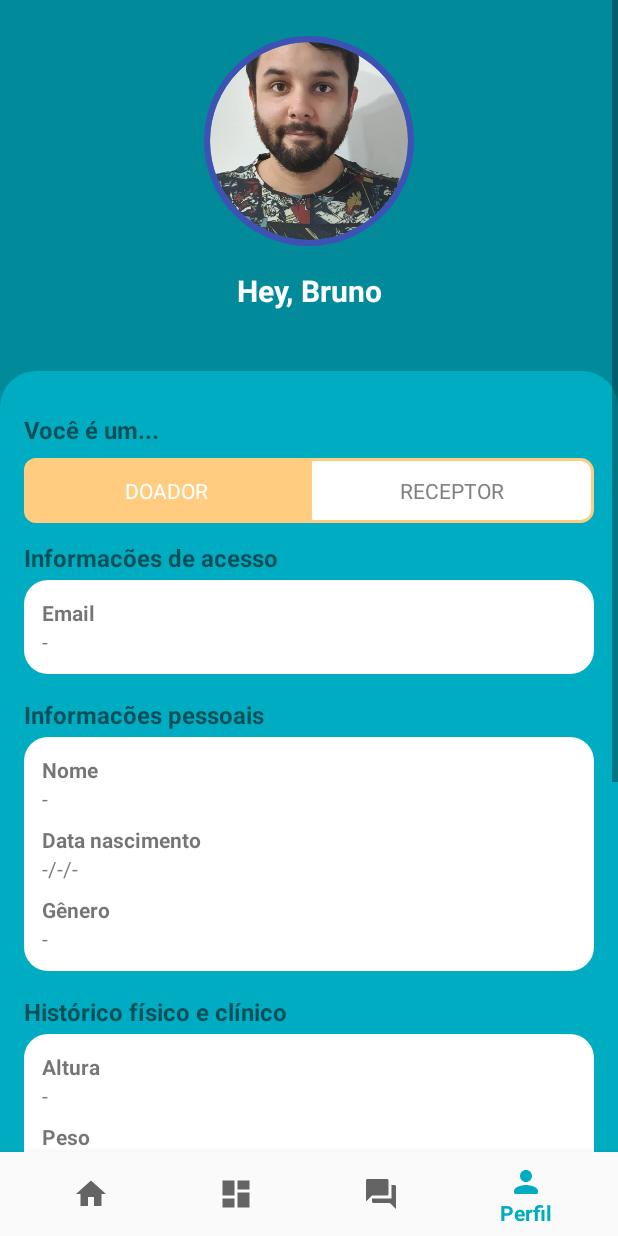
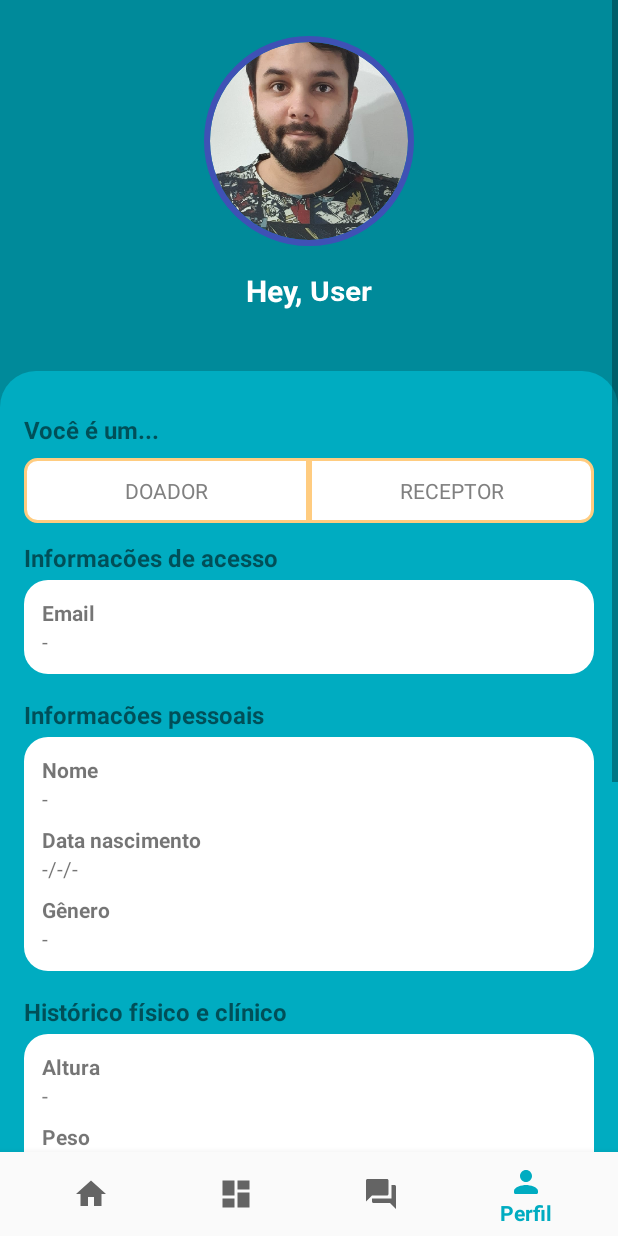
Before and after one commit to MANOLOS-BR/app-livin-other, an Android app: the ProfileFragment screen opened through its navigation route, on a phone screen of 412 x 824 dp. Run offline under Robolectric (Android 15) with nearby library versions, the phone set to English and light mode, and no system bars; our stand-ins replace navigation-ui; plain views replace CircularImageView; 1 statement that could not run was skipped.

Commit message:
ajuste profile

```diff
--- a/app/src/main/java/com/manoloscorp/livinother/service/constants/LivinOtherConstants.kt
+++ b/app/src/main/java/com/manoloscorp/livinother/service/constants/LivinOtherConstants.kt
@@ -9,7 +9,7 @@ class LivinOtherConstants private constructor() {
     // SharedPreferences
     object SHARED {
         const val SHARED_NAME = "livinOtherShared"
-        const val TOKEN_AUTH = "authorization"
+        const val TOKEN_USER = "authorization"
         const val TOKEN_KEY = "token"
     }
 
--- a/app/src/main/java/com/manoloscorp/livinother/service/model/Header.kt
+++ b/app/src/main/java/com/manoloscorp/livinother/service/model/Header.kt
@@ -4,6 +4,9 @@ import com.google.gson.annotations.SerializedName
 
 class Header {
 
+    @SerializedName("user")
+    var user: Long = 0
+
     @SerializedName("token")
     var token: String = ""
 
--- a/app/src/main/java/com/manoloscorp/livinother/service/repository/ProfileRepository.kt
+++ b/app/src/main/java/com/manoloscorp/livinother/service/repository/ProfileRepository.kt
@@ -1,7 +1,6 @@
 package com.manoloscorp.livinother.service.repository
 
 import android.content.Context
-import com.google.gson.Gson
 import com.manoloscorp.livinother.R
 import com.manoloscorp.livinother.service.constants.LivinOtherConstants
 import com.manoloscorp.livinother.service.listener.ApiListener
@@ -15,20 +14,20 @@ class ProfileRepository(val context: Context) : BaseRepository(context) {
 
     private val mRemote = RetrofitClient.createService(ProfileService::class.java)
 
-    fun getProfile(id: Int, listener: ApiListener<Profile>){
+    fun getProfile(id: Long, listener: ApiListener<Profile>) {
         val call: Call<Profile> = mRemote.getId(id)
 
-        call.enqueue(object : Callback<Profile>{
+        call.enqueue(object : Callback<Profile> {
             override fun onFailure(call: Call<Profile>, t: Throwable) {
                 listener.onFailure(context.getString(R.string.ERROR_UNEXPECTED))
             }
 
             override fun onResponse(call: Call<Profile>, response: Response<Profile>) {
-                if (response.code() != LivinOtherConstants.HTTP.SUCCESS){
+                if (response.code() != LivinOtherConstants.HTTP.SUCCESS) {
 //                    val validation = Gson().fromJson(response.errorBody()?.string(), String::class.java)
 //                    listener.onFailure(validation)
                     listener.onFailure(context.getString(R.string.ERROR_UNEXPECTED))
-                }else{
+                } else {
                     response.body()?.let { listener.onSuccess(it) }
                 }
             }
--- a/app/src/main/java/com/manoloscorp/livinother/service/repository/remote/ProfileService.kt
+++ b/app/src/main/java/com/manoloscorp/livinother/service/repository/remote/ProfileService.kt
@@ -10,7 +10,7 @@ interface ProfileService {
 
     @GET("/api/profile/{id}")
     fun getId(
-        @Path(value = "id", encoded = true) id: Int
+        @Path(value = "id", encoded = true) id: Long
     ): Call<Profile>
 
     @PUT
--- a/app/src/main/java/com/manoloscorp/livinother/view/fragment/ProfileFragment.kt
+++ b/app/src/main/java/com/manoloscorp/livinother/view/fragment/ProfileFragment.kt
@@ -1,7 +1,6 @@
 package com.manoloscorp.livinother.view.fragment
 
 import android.os.Bundle
-import android.util.Log
 import android.view.LayoutInflater
 import android.view.View
 import android.view.ViewGroup
@@ -13,7 +12,6 @@ import androidx.lifecycle.ViewModelProvider
 import com.manoloscorp.livinother.R
 import com.manoloscorp.livinother.service.model.Profile
 import com.manoloscorp.livinother.viewmodel.ProfileViewModel
-import kotlinx.android.synthetic.main.activity_login.*
 import kotlinx.android.synthetic.main.fragment_profile.*
 
 class ProfileFragment : Fragment(), View.OnClickListener {
@@ -32,7 +30,7 @@ class ProfileFragment : Fragment(), View.OnClickListener {
 
         observe()
 
-        mViewModel.getProfile(1)
+        mViewModel.getUserId()
 
         return root
     }
@@ -53,7 +51,8 @@ class ProfileFragment : Fragment(), View.OnClickListener {
                 R.id.radioButton_donor ->
                     if (checked) {
                         radioButton_donor.setTextColor(resources.getColor(R.color.white, null))
-                        radioButton_receiver.setTextColor(resources.getColor(R.color.dark_grey,null)
+                        radioButton_receiver.setTextColor(
+                            resources.getColor(R.color.dark_grey, null)
                         )
                     }
                 R.id.radioButton_receiver ->
@@ -66,6 +65,13 @@ class ProfileFragment : Fragment(), View.OnClickListener {
     }
 
     private fun observe() {
+
+        mViewModel.idUser.observe(viewLifecycleOwner, Observer {
+            if (it != null && it > 0) {
+                mViewModel.getProfile(it)
+            }
+        })
+
         mViewModel.profile.observe(viewLifecycleOwner, Observer {
             if (it != null) {
                 setProfileValues(it)
@@ -84,14 +90,20 @@ class ProfileFragment : Fragment(), View.OnClickListener {
         text_date_birthday.text = profile.dataNascimento
         text_genre.text = profile.genre
         setProfileType(profile.userType)
-        text_weight.text = profile.medicalHistory.weight.toString()
-        text_height.text = profile.medicalHistory.height.toString()
+
+        text_weight.text = formatWeight(profile.medicalHistory.weight.toString())
+        text_height.text = formatHeight(profile.medicalHistory.height.toString())
+
         checkbox_chemical_addict.isChecked = profile.medicalHistory.drugAddict
         checkbox_alcoholic.isChecked = profile.medicalHistory.alcoholConsumption
         checkbox_communicable_diseases.isChecked = profile.medicalHistory.communicableDisease
         checkbox_degenerative_diseases.isChecked = profile.medicalHistory.degenerativeDisease
-        checkbox_practice_physical_activities.isChecked = profile.medicalHistory.practicePhysicalActivity
+        checkbox_practice_physical_activities.isChecked =
+            profile.medicalHistory.practicePhysicalActivity
     }
+
+    private fun formatWeight(value: String): String = "$value kg"
+    private fun formatHeight(value: String): String = "$value m"
 
     /**
      * Inicializa os eventos de click
@@ -101,23 +113,25 @@ class ProfileFragment : Fragment(), View.OnClickListener {
         radioButton_donor.setOnClickListener(this)
         radioButton_receiver.setOnClickListener(this)
         btn_logout.setOnClickListener(this)
+        removeClick()
     }
 
-    private fun setProfileType(value: String){
-        if (value == "DOADOR"){
+    private fun setProfileType(value: String) {
+        if (value == "DOADOR") {
             radioButton_donor.isChecked = true
             onRadioButtonClicked(radioButton_donor)
-        }else{
+        } else {
             radioButton_receiver.isChecked = true
             onRadioButtonClicked(radioButton_receiver)
         }
     }
 
     override fun onClick(view: View) {
-        if (view.id == R.id.radioButton_donor) {
-            onRadioButtonClicked(view)
-        } else if (view.id == R.id.radioButton_receiver) {
-            onRadioButtonClicked(view)
-        }
+
+    }
+
+    private fun removeClick() {
+        radioButton_donor.isClickable = false
+        radioButton_donor.isClickable = false
     }
 }
--- a/app/src/main/java/com/manoloscorp/livinother/viewmodel/FaqViewModel.kt
+++ b/app/src/main/java/com/manoloscorp/livinother/viewmodel/FaqViewModel.kt
@@ -7,7 +7,6 @@ import androidx.lifecycle.MutableLiveData
 import com.manoloscorp.livinother.service.listener.ApiListener
 import com.manoloscorp.livinother.service.listener.ValidationListener
 import com.manoloscorp.livinother.service.model.Faq
-import com.manoloscorp.livinother.service.model.Profile
 import com.manoloscorp.livinother.service.repository.FaqRepository
 
 class FaqViewModel(application: Application) : AndroidViewModel(application) {
@@ -21,7 +20,6 @@ class FaqViewModel(application: Application) : AndroidViewModel(application) {
     var validation: LiveData<ValidationListener> = mValidationListener
 
     fun getAllFaqs() {
-
         mFaqRepository.getAllFaqs(object : ApiListener<List<Faq>> {
             override fun onSuccess(param: List<Faq>) {
                 mFaq.value = param
@@ -30,9 +28,7 @@ class FaqViewModel(application: Application) : AndroidViewModel(application) {
             override fun onFailure(msg: String) {
                 mValidationListener.value = ValidationListener(msg)
             }
-
         })
-
     }
 
 }
--- a/app/src/main/java/com/manoloscorp/livinother/viewmodel/LoginViewModel.kt
+++ b/app/src/main/java/com/manoloscorp/livinother/viewmodel/LoginViewModel.kt
@@ -4,8 +4,8 @@ import android.app.Application
 import androidx.lifecycle.AndroidViewModel
 import androidx.lifecycle.LiveData
 import androidx.lifecycle.MutableLiveData
-import com.manoloscorp.livinother.service.constants.LivinOtherConstants.SHARED.TOKEN_AUTH
 import com.manoloscorp.livinother.service.constants.LivinOtherConstants.SHARED.TOKEN_KEY
+import com.manoloscorp.livinother.service.constants.LivinOtherConstants.SHARED.TOKEN_USER
 import com.manoloscorp.livinother.service.listener.ApiListener
 import com.manoloscorp.livinother.service.listener.ValidationListener
 import com.manoloscorp.livinother.service.model.Authentication
@@ -29,7 +29,7 @@ class LoginViewModel(application: Application) : AndroidViewModel(application) {
         val bodyAuth = Authentication(username, password)
         mAuthRepository.login(bodyAuth, object : ApiListener<Header>{
             override fun onSuccess(param: Header) {
-//                mSharedPreferences.storeString(TOKEN_AUTH, param.authorization)
+                mSharedPreferences.storeString(TOKEN_USER, param.user.toString())
                 mSharedPreferences.storeString(TOKEN_KEY, param.token)
 
                 RetrofitClient.addHeader(param.token)
--- a/app/src/main/java/com/manoloscorp/livinother/viewmodel/ProfileViewModel.kt
+++ b/app/src/main/java/com/manoloscorp/livinother/viewmodel/ProfileViewModel.kt
@@ -4,14 +4,20 @@ import android.app.Application
 import androidx.lifecycle.AndroidViewModel
 import androidx.lifecycle.LiveData
 import androidx.lifecycle.MutableLiveData
+import com.manoloscorp.livinother.service.constants.LivinOtherConstants
 import com.manoloscorp.livinother.service.listener.ApiListener
 import com.manoloscorp.livinother.service.listener.ValidationListener
 import com.manoloscorp.livinother.service.model.Profile
 import com.manoloscorp.livinother.service.repository.ProfileRepository
+import com.manoloscorp.livinother.service.repository.local.SecurityPreferences
 
 class ProfileViewModel(application: Application) : AndroidViewModel(application) {
 
     private val mProfileRepository = ProfileRepository(application)
+    private val mSharedPreferences = SecurityPreferences(application)
+
+    private val mIdUser = MutableLiveData<Long>()
+    var idUser: LiveData<Long> = mIdUser
 
     private val mProfile = MutableLiveData<Profile>()
     var profile: LiveData<Profile> = mProfile
@@ -19,7 +25,13 @@ class ProfileViewModel(application: Application) : AndroidViewModel(application)
     private val mValidationListener = MutableLiveData<ValidationListener>()
     var validation: LiveData<ValidationListener> = mValidationListener
 
-    fun getProfile(id: Int){
+
+    fun getUserId(){
+        val id = mSharedPreferences.getString(LivinOtherConstants.SHARED.TOKEN_USER).toLong() ?: 0
+        mIdUser.value = id
+    }
+
+    fun getProfile(id: Long){
         mProfileRepository.getProfile(id, object : ApiListener<Profile>{
             override fun onSuccess(param: Profile) {
                 mProfile.value = param
--- a/app/src/main/res/layout/fragment_profile.xml
+++ b/app/src/main/res/layout/fragment_profile.xml
@@ -68,7 +68,8 @@
                     android:id="@+id/text_user_email"
                     android:layout_width="wrap_content"
                     android:layout_height="wrap_content"
-                    android:text="Bruno"
+                    android:rotationX="-24"
+                    android:text="@string/default_name"
                     android:textColor="@color/white"
                     android:textSize="20sp"
                     android:textStyle="bold"
@@ -93,9 +94,9 @@
                     android:id="@+id/lbl_text_user_type"
                     android:layout_width="0dp"
                     android:layout_height="wrap_content"
+                    android:layout_marginTop="12dp"
                     android:layout_marginBottom="8dp"
                     android:text="Você é um..."
-                    android:layout_marginTop="12dp"
                     android:textSize="16sp"
                     android:textStyle="bold"
                     app:layout_constraintBottom_toTopOf="@id/radioGroup_user_type"
@@ -107,6 +108,7 @@
                     android:id="@+id/radioGroup_user_type"
                     android:layout_width="match_parent"
                     android:layout_height="wrap_content"
+                    android:clickable="false"
                     android:orientation="horizontal"
                     app:layout_constraintBottom_toTopOf="@+id/text_info_access"
                     app:layout_constraintEnd_toEndOf="parent"
@@ -120,11 +122,12 @@
                         android:layout_weight="1"
                         android:background="@drawable/radio_button_left_selector"
                         android:button="@color/transparent"
-                        android:checked="true"
+                        android:checked="false"
+                        android:clickable="false"
                         android:gravity="center"
                         android:padding="12dp"
                         android:text="DOADOR"
-                        android:textColor="@color/white" />
+                        android:textColor="@color/dark_grey" />
 
                     <RadioButton
                         android:id="@+id/radioButton_receiver"
@@ -133,6 +136,8 @@
                         android:layout_weight="1"
                         android:background="@drawable/radio_button_right_selector"
                         android:button="@color/transparent"
+                        android:checked="false"
+                        android:clickable="false"
                         android:gravity="center"
                         android:padding="12dp"
                         android:text="RECEPTOR"
@@ -362,14 +367,14 @@
                         android:layout_height="wrap_content"
                         android:layout_marginBottom="8dp"
                         android:button="@drawable/shape_checkbox"
+                        android:clickable="false"
                         android:padding="8dp"
                         android:text="Dependente quimico"
                         android:textColor="@color/dark_grey"
                         app:layout_constraintBottom_toTopOf="@+id/checkbox_alcoholic"
                         app:layout_constraintEnd_toEndOf="parent"
                         app:layout_constraintStart_toStartOf="parent"
-                        app:layout_constraintTop_toBottomOf="@+id/text_weight"
-                        tools:layout_editor_absoluteX="12dp" />
+                        app:layout_constraintTop_toBottomOf="@+id/text_weight" />
 
                     <CheckBox
                         android:id="@+id/checkbox_alcoholic"
@@ -377,6 +382,7 @@
                         android:layout_height="wrap_content"
                         android:layout_marginBottom="8dp"
                         android:button="@drawable/shape_checkbox"
+                        android:clickable="false"
                         android:padding="8dp"
                         android:text="Consome bebidas alcoólicas"
                         android:textColor="@color/dark_grey"
@@ -389,6 +395,7 @@
                         android:layout_height="wrap_content"
                         android:layout_marginBottom="8dp"
                         android:button="@drawable/shape_checkbox"
+                        android:clickable="false"
                         android:padding="8dp"
                         android:text="Doenças transmissíveis"
                         android:textColor="@color/dark_grey"
@@ -403,6 +410,7 @@
                         android:layout_height="wrap_content"
                         android:layout_marginBottom="8dp"
                         android:button="@drawable/shape_checkbox"
+                        android:clickable="false"
                         android:padding="8dp"
                         android:text="Doenças degenerativas"
                         android:textColor="@color/dark_grey"
@@ -417,6 +425,7 @@
                         android:layout_height="wrap_content"
                         android:layout_marginBottom="8dp"
                         android:button="@drawable/shape_checkbox"
+                        android:clickable="false"
                         android:padding="8dp"
                         android:text="Prática de atividades físicas"
                         android:textColor="@color/dark_grey"
--- a/app/src/main/res/values/strings.xml
+++ b/app/src/main/res/values/strings.xml
@@ -57,6 +57,7 @@
     <string name="skip">Pular</string>
     <string name="get_started">Começar</string>
     <string name="text_title_faq">SAIBA\nMAIS\nSOBRE\nDOAÇÃO DE\nÓRGÃOS</string>
+    <string name="default_name">User</string>
 
 
 </resources>
```
